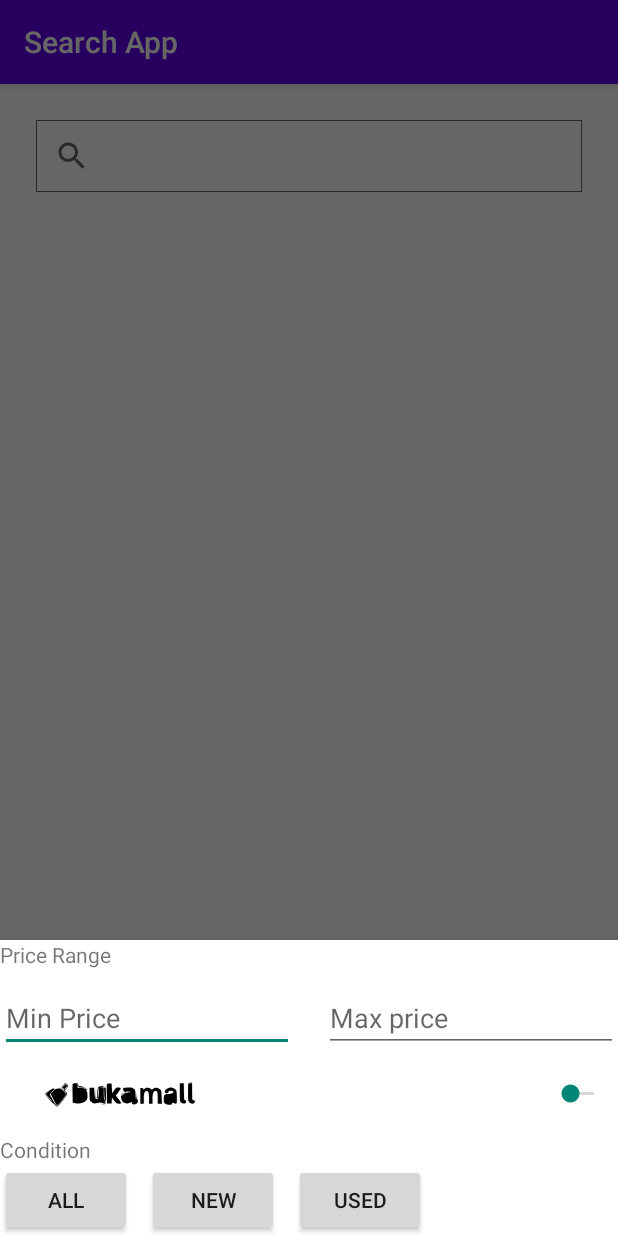
After one commit to hannaiazizah/SimplePagination, an Android app: the FilterFragment screen opened through its navigation route, on a phone screen of 412 x 824 dp. The commit adds this screen. Run offline under Robolectric (Android 15) with nearby library versions, the phone set to English and light mode, and no system bars; our stand-ins replace data binding; 5 statements that could not run were skipped.

Commit message:
update product

```diff
--- a/app/build.gradle
+++ b/app/build.gradle
@@ -14,6 +14,7 @@ android {
         versionName "1.0"
 
         testInstrumentationRunner "androidx.test.runner.AndroidJUnitRunner"
+        vectorDrawables.useSupportLibrary = true
     }
 
     buildTypes {
--- a/app/src/main/AndroidManifest.xml
+++ b/app/src/main/AndroidManifest.xml
@@ -12,7 +12,8 @@
         android:supportsRtl="true"
         android:theme="@style/AppTheme"
         android:name=".MyApplication">
-        <activity android:name=".presentation.MainActivity">
+        <activity android:name=".presentation.MainActivity"
+            android:screenOrientation="portrait">
             <intent-filter>
                 <action android:name="android.intent.action.MAIN" />
 
--- a/app/src/main/java/com/hazizah/simplepagination/data/api/ProductService.kt
+++ b/app/src/main/java/com/hazizah/simplepagination/data/api/ProductService.kt
@@ -16,7 +16,7 @@ interface ProductService {
     @GET("products")
     suspend fun getProducts(
         @Query("keywords") keyword: String,
-        @Query("price_range") price: String? = "0",
+        @Query("price_range") price: String? = "0:0",
         @Query("premium_seller") premiumSeller: Boolean = true,
         @Query("condition") condition: String?,
         @Query("offset") offset: Int? = 0,
@@ -24,12 +24,8 @@ interface ProductService {
     ): Response<ListingData>
 
     class ListingData(
-        @SerializedName("items")
-        val children: List<Product>,
-        @SerializedName("total_count")
-        val totalCount: Int,
-        @SerializedName("incomplete_results")
-        val isComplete: Boolean
+        @SerializedName("data")
+        val children: List<Product>
     )
 
     companion object {
--- a/app/src/main/java/com/hazizah/simplepagination/data/repository/product/ProductDataSource.kt
+++ b/app/src/main/java/com/hazizah/simplepagination/data/repository/product/ProductDataSource.kt
@@ -42,8 +42,8 @@ class ProductDataSource(
             try {
                 val response = service.getProducts(
                         keyword = query,
-                        price = "0",
-                        premiumSeller = true,
+                        price = null,
+                        premiumSeller = false,
                         condition = "new",
                         offset = 0,
                         pageSize = 20
@@ -54,7 +54,7 @@ class ProductDataSource(
                         retry = null
                         val listing = response.body()
                         val users = listing?.children
-                        totalCount.postValue(listing?.totalCount)
+                        totalCount.postValue(200)
                         callback.onResult(users!!, null, 2)
                     }
                     else ->  {
@@ -76,10 +76,10 @@ class ProductDataSource(
             try {
                 val response = service.getProducts(
                     keyword = query,
-                    price = "0",
-                    premiumSeller = true,
+                    price = null,
+                    premiumSeller = false,
                     condition = "new",
-                    offset = 0,
+                    offset = params.key,
                     pageSize = 20
                 )
                 when{
--- a/app/src/main/java/com/hazizah/simplepagination/domain/Product.kt
+++ b/app/src/main/java/com/hazizah/simplepagination/domain/Product.kt
@@ -3,8 +3,13 @@ package com.hazizah.simplepagination.domain
 import com.google.gson.annotations.SerializedName
 
 data class Product(
-    @SerializedName("id") val id: Int,
+    @SerializedName("id") val id: String,
     @SerializedName("name") val productName: String,
     @SerializedName("price") val productPrice: String,
-    @SerializedName("small_urls") val thumbnailUrl: String
+    @SerializedName("images") val images: Images
 )
+
+data class Images(
+    @SerializedName("large_urls") val largeUrl: List<String>,
+    @SerializedName("small_urls") val smallUrl: List<String>
+)
--- /dev/null
+++ b/app/src/main/java/com/hazizah/simplepagination/presentation/FilterFragment.kt
@@ -0,0 +1,39 @@
+package com.hazizah.simplepagination.presentation
+
+import android.os.Bundle
+import android.view.LayoutInflater
+import android.view.View
+import android.view.ViewGroup
+import androidx.core.widget.addTextChangedListener
+import com.google.android.material.bottomsheet.BottomSheetDialogFragment
+import com.hazizah.simplepagination.databinding.FragmentFilterBinding
+
+class FilterFragment : BottomSheetDialogFragment() {
+    private var _viewBinding: FragmentFilterBinding? = null
+    private val viewBinding get() = _viewBinding!!
+
+    override fun onCreateView(
+        inflater: LayoutInflater,
+        container: ViewGroup?,
+        savedInstanceState: Bundle?
+    ): View {
+        _viewBinding = FragmentFilterBinding.inflate(inflater, container, false)
+        return viewBinding.root
+    }
+
+    override fun onViewCreated(view: View, savedInstanceState: Bundle?) {
+        super.onViewCreated(view, savedInstanceState)
+        viewBinding.edtMaxPrice.addTextChangedListener {
+            it?.let {
+
+            }
+        }
+
+
+    }
+
+    override fun onDestroyView() {
+        super.onDestroyView()
+        _viewBinding = null
+    }
+}
--- a/app/src/main/java/com/hazizah/simplepagination/presentation/MainActivity.kt
+++ b/app/src/main/java/com/hazizah/simplepagination/presentation/MainActivity.kt
@@ -1,7 +1,9 @@
 package com.hazizah.simplepagination.presentation
 
+import android.content.Intent
 import androidx.appcompat.app.AppCompatActivity
 import android.os.Bundle
+import android.os.PersistableBundle
 import com.hazizah.simplepagination.R
 
 class MainActivity : AppCompatActivity() {
@@ -9,4 +11,13 @@ class MainActivity : AppCompatActivity() {
         super.onCreate(savedInstanceState)
         setContentView(R.layout.activity_main)
     }
+
+    override fun onActivityResult(requestCode: Int, resultCode: Int, data: Intent?) {
+        super.onActivityResult(requestCode, resultCode, data)
+        if (requestCode ==100) {
+            if (resultCode == 101) {
+                val query = data?.extras?.get("data")
+            }
+        }
+    }
 }
--- a/app/src/main/java/com/hazizah/simplepagination/presentation/UserListFragment.kt
+++ b/app/src/main/java/com/hazizah/simplepagination/presentation/UserListFragment.kt
@@ -6,8 +6,10 @@ import android.view.View
 import android.view.ViewGroup
 import androidx.appcompat.widget.SearchView
 import androidx.fragment.app.Fragment
+import androidx.navigation.fragment.findNavController
 import androidx.recyclerview.widget.DividerItemDecoration
 import androidx.recyclerview.widget.LinearLayoutManager
+import com.hazizah.simplepagination.R
 import com.hazizah.simplepagination.databinding.FragmentUserListBinding
 import com.hazizah.simplepagination.domain.State
 import com.hazizah.simplepagination.presentation.adapter.ProductListAdapter
@@ -100,6 +102,11 @@ class UserListFragment : Fragment() {
                     binding.errorLayout.visibility = View.GONE
                     binding.listUsers.visibility = View.GONE
                     binding.txtNoUserFound.visibility = View.GONE
+                } else {
+                    newText?.let {
+                        viewModel.searchProduct(newText)
+                        hasSubmit = true
+                    }
                 }
                 return false
             }
@@ -112,6 +119,11 @@ class UserListFragment : Fragment() {
                 return false
             }
         })
+
+        binding.btnFilter.setOnClickListener {
+
+           findNavController().navigate(R.id.filterFragment)
+        }
     }
 
     override fun onDestroyView() {
--- a/app/src/main/java/com/hazizah/simplepagination/presentation/UserViewModel.kt
+++ b/app/src/main/java/com/hazizah/simplepagination/presentation/UserViewModel.kt
@@ -1,11 +1,10 @@
 package com.hazizah.simplepagination.presentation
 
-import androidx.lifecycle.LiveData
-import androidx.lifecycle.MutableLiveData
-import androidx.lifecycle.Transformations
-import androidx.lifecycle.ViewModel
+import androidx.lifecycle.*
 import androidx.paging.PagedList
 import com.hazizah.simplepagination.domain.*
+import kotlinx.coroutines.Dispatchers
+import kotlinx.coroutines.launch
 
 class UserViewModel(
     private val userRepository: UserRepository,
@@ -32,6 +31,13 @@ class UserViewModel(
     fun searchProduct(query: String) {
         val data = productRepository.searchProduct(query)
         _productListing.postValue(data)
+
+        viewModelScope.launch(Dispatchers.Main) {
+            suspend fun a1(): Boolean = true
+            suspend fun a2() = 1
+
+
+        }
     }
 
 }
--- /dev/null
+++ b/app/src/main/java/com/hazizah/simplepagination/presentation/adapter/PriceFormatter.kt
@@ -0,0 +1,23 @@
+package com.hazizah.simplepagination.presentation.adapter
+
+import java.math.BigDecimal
+import java.text.DecimalFormat
+import java.text.DecimalFormatSymbols
+
+object PriceFormatter {
+    fun format(input: String): String {
+        return "Rp ${thousandGrouping(BigDecimal(input))}"
+    }
+
+    private fun thousandGrouping(input: BigDecimal): String {
+        val symbols = DecimalFormatSymbols()
+        symbols.decimalSeparator = ','
+        symbols.groupingSeparator = '.'
+
+        val formatter = DecimalFormat.getNumberInstance() as DecimalFormat
+        formatter.decimalFormatSymbols = symbols
+
+        return formatter.format(input)
+    }
+
+}
--- a/app/src/main/java/com/hazizah/simplepagination/presentation/adapter/ProductListAdapter.kt
+++ b/app/src/main/java/com/hazizah/simplepagination/presentation/adapter/ProductListAdapter.kt
@@ -31,7 +31,7 @@ class ProductListAdapter(
 
     override fun onCreateViewHolder(parent: ViewGroup, viewType: Int): RecyclerView.ViewHolder {
         return when(viewType) {
-            DATA_VIEW_TYPE -> UserViewHolder.create(parent)
+            DATA_VIEW_TYPE -> ProductViewHolder.create(parent)
             else -> ListFooterViewHolder.create(retry, parent)
         }
     }
--- a/app/src/main/java/com/hazizah/simplepagination/presentation/adapter/ProductViewHolder.kt
+++ b/app/src/main/java/com/hazizah/simplepagination/presentation/adapter/ProductViewHolder.kt
@@ -14,9 +14,10 @@ class ProductViewHolder(view: View): RecyclerView.ViewHolder(view) {
     fun bind(product: Product?) {
         product?.let {
             itemView.txt_product_name.text = product.productName
+            itemView.txt_product_price.text = PriceFormatter.format(product.productPrice)
             Glide
                 .with(itemView.context)
-                .load(product.thumbnailUrl)
+                .load(product.images.smallUrl[0])
                 .placeholder(R.drawable.placeholder_avatar)
                 .into(itemView.img_product_thumbnail)
         }
--- /dev/null
+++ b/app/src/main/res/drawable/ic_bukamall_logo.xml
@@ -0,0 +1,46 @@
+<vector xmlns:android="http://schemas.android.com/apk/res/android"
+    android:width="300dp"
+    android:height="91dp"
+    android:viewportWidth="300"
+    android:viewportHeight="91">
+  <path
+      android:pathData="M271.3,26.7l3.2,0.6 -3.5,0.6 -3.5,0.6 -0.3,13.6c-0.1,7.5 0.2,14.8 0.8,16.3 2,5.4 11,6.2 11,1 0,-2 -0.4,-2.5 -2.2,-2.2 -2.3,0.3 -2.3,0.3 -2.5,-15.2l-0.1,-15.5 -3.1,-0.3 -3.1,-0.2 3.3,0.7z"
+      android:fillColor="#000000"
+      android:strokeColor="#00000000"/>
+  <path
+      android:pathData="M52.2,31.3c-3.4,3.5 -3.9,5.1 -2.1,6.3 0.7,0.4 0.9,-0 0.5,-1.3 -0.8,-2.5 4.3,-7.6 6.7,-6.7 1,0.3 1.7,1.1 1.7,1.6 0,0.6 -0.7,0.5 -1.6,-0.2 -1.3,-1.1 -1.9,-0.9 -4.2,1.3 -2.5,2.5 -2.5,2.8 -1,4.4 1.6,1.5 1.9,1.4 4.7,-1.6 1.7,-1.8 3.1,-2.9 3.1,-2.4 0,0.5 -1.3,2.1 -2.8,3.6 -2,1.9 -3.5,2.6 -4.8,2.1 -1.2,-0.5 -0.5,0.8 2,3.4 2.4,2.5 3.6,4.6 3.3,5.6 -1.4,3.5 -14.3,19.6 -15.8,19.6 -1.6,-0 -6.4,-7.1 -10.9,-15.9l-2.2,-4.4 4.1,-4.1c2.3,-2.3 4.1,-4.5 4.1,-4.9 0,-0.4 -1.1,-0.7 -2.5,-0.7 -2.5,-0 -11.5,7.2 -11.5,9.2 0,0.6 2.3,3.7 5.1,7 2.9,3.2 5,6.1 4.8,6.3 -0.5,0.5 -10.9,-12 -10.9,-13.1 0,-0.4 1,-1.9 2.3,-3.3l2.2,-2.6 -2.7,2.4c-1.6,1.4 -2.8,2.9 -2.8,3.5 0,1.5 12.6,16.1 13.8,16.1 0.6,-0 2,1.2 3.2,2.7 1.2,1.6 3,2.8 4,2.8 1.8,-0 17,-19.2 17,-21.5 0,-0.7 -1,-2.4 -2.1,-3.9l-2.2,-2.7 3.3,-3.4c2.6,-2.7 3,-3.6 2.1,-5.3 -0.8,-1.6 -3.1,-3.2 -4.5,-3.2 -0.1,-0 -1.6,1.5 -3.4,3.3z"
+      android:fillColor="#000000"
+      android:strokeColor="#00000000"/>
+  <path
+      android:pathData="M68.4,29.3c-0.2,0.7 -0.3,8.2 -0.2,16.7l0.3,15.4 4.5,0.8c7.6,1.4 14,-0 17.7,-3.7 3,-3 3.3,-3.9 3.3,-9.2 0,-3.7 -0.6,-6.7 -1.5,-7.9 -0.8,-1 -1.4,-2.4 -1.4,-2.9 0,-0.6 0.6,-0.1 1.4,0.9 0.8,1.1 1.5,1.5 1.5,1 0,-2.8 -7.4,-7.4 -11.9,-7.4 -2.3,-0 -3.1,-0.5 -3.4,-2.3 -0.3,-1.7 -0.5,-1.5 -0.6,0.8 -0.1,2.9 0.1,3.1 3.3,2.7 3.1,-0.4 10.4,2.3 9.3,3.5 -0.3,0.2 -1.7,-0.3 -3.1,-1.2 -1.9,-1.3 -3.7,-1.6 -6.6,-1.1l-4,0.6 0,-4 0,-4 -4,-0c-2.4,-0 -4.3,0.5 -4.6,1.3z"
+      android:fillColor="#000000"
+      android:strokeColor="#00000000"/>
+  <path
+      android:pathData="M127.5,29.2c-0.3,0.8 -0.4,8.6 -0.3,17.3l0.3,16 4,-0 4,-0 0.3,-4.8 0.3,-4.7 4,5c3.6,4.5 4.3,5 7.9,5 2.4,-0 4,-0.5 4,-1.2 0,-0.6 -2.1,-3.8 -4.6,-7l-4.6,-5.8 4.6,-6.2c2.5,-3.3 4.3,-6.5 4,-6.9 -0.3,-0.5 -2.2,-0.9 -4.3,-0.9 -3.4,-0 -4.1,0.5 -7.2,5l-3.4,5 -0.5,-8.2 -0.5,-8.3 -3.8,-0.3c-2.4,-0.2 -3.9,0.1 -4.2,1z"
+      android:fillColor="#000000"
+      android:strokeColor="#00000000"/>
+  <path
+      android:pathData="M253,43.5c0,14.3 0.2,15.7 2.1,17.6 1.4,1.4 3,1.9 5.2,1.7 2.7,-0.2 3.3,-0.8 3.5,-3.1 0.3,-2.3 0,-2.8 -1.5,-2.5 -1.7,0.3 -1.8,-0.8 -2.1,-14.5l-0.3,-14.7 -3.4,-0 -3.5,-0 0,15.5z"
+      android:fillColor="#000000"
+      android:strokeColor="#00000000"/>
+  <path
+      android:pathData="M125.2,33c-0.2,4.3 -0.2,4.4 -1.8,2.2 -1.1,-1.6 -2.5,-2.2 -5.3,-2.2 -5.8,-0 -7.1,2.1 -7.1,11.8 0,6.5 -0.3,8.2 -1.5,8.2 -1.1,-0 -1.5,-1.9 -1.8,-8.5l-0.3,-8.5 0,8.7c0.1,8.6 0.2,8.8 2.5,8.8 2.4,-0 2.4,-0.1 2.2,-8.7 -0.1,-4.7 0.1,-8.8 0.6,-9.1 0.4,-0.3 0.7,3.6 0.6,8.6 -0.2,9.9 -1.4,12.4 -5,10.1 -1.4,-0.9 -1.9,-3 -2.3,-10l-0.5,-8.9 -4,-0 -4,-0 0,10.7c0,9.8 0.2,10.8 2.3,13.1 3.2,3.4 6.3,4 11.1,2.4 2.3,-0.8 4.5,-1.1 5.3,-0.6 0.7,0.5 2.8,0.9 4.6,0.9 2.9,-0 3.2,-0.3 3.2,-2.9 0,-1.7 -0.4,-3.3 -1,-3.6 -0.6,-0.3 -1,-5 -1,-10.5l0,-9.9 -3.7,-0.4 -3.8,-0.4 4,0.1 4,0.1 0.3,9.5c0.1,5.2 0.7,10.4 1.3,11.6 0.6,1.2 0.9,3.2 0.7,4.5 -0.2,1.9 -1.1,2.5 -4.3,3 -3.6,0.6 -2.2,1.4 1.5,0.9 3.7,-0.4 4.1,-2.2 3.7,-19.1 -0.1,-9 -0.4,-14.4 -0.5,-11.9z"
+      android:fillColor="#000000"
+      android:strokeColor="#00000000"/>
+  <path
+      android:pathData="M156.8,35.7c-2.2,0.6 -2.3,3.1 -0.2,6.1 1.5,2.1 4.2,3.2 2.9,1.2 -0.4,-0.6 1.2,-1 3.9,-1 2.6,-0 4.6,0.5 4.6,1.1 0,0.5 -0.4,0.8 -0.8,0.5 -0.4,-0.2 -2.9,-0 -5.5,0.6 -3.2,0.6 -5.4,1.9 -7.2,4 -1.4,1.6 -2.5,2.4 -2.5,1.8 0,-0.6 1.2,-2.3 2.8,-3.7 2.2,-2.1 2.3,-2.4 0.5,-1.4 -3.2,1.7 -4.3,4.2 -3.4,8.2 1.2,5.5 2.8,7.7 6.5,8.9 2.8,0.9 4.2,0.8 7.1,-0.4 3.7,-1.6 6.1,-1.3 5,0.5 -0.4,0.5 0.6,1.4 2.1,2 2.3,0.8 3.3,0.6 5.3,-0.9 3,-2.2 3.7,-4.6 2.2,-7.6 -0.6,-1.1 -1.2,-4.6 -1.4,-7.6 -0.3,-4.4 -0.4,-4.2 -0.3,1.3 0.1,9.5 -1.1,8.4 -1.6,-1.4 -0.3,-7.4 -0.6,-8.3 -3.1,-10.5 -2.4,-2 -3.8,-2.4 -9,-2.3 -3.4,0.1 -7,0.3 -7.9,0.6z"
+      android:fillColor="#000000"
+      android:strokeColor="#00000000"/>
+  <path
+      android:pathData="M195,35.7c-0.8,0.3 -2.3,1.3 -3.3,2.2 -1.5,1.3 -1.8,1.3 -1.5,0.1 0.2,-1 -0.6,-1.6 -2.4,-1.8l-2.8,-0.3 0,13.5 0,13.6 3,-0 3,-0 0,-8.8c0,-9.4 1.4,-13.2 5,-13.2 3,-0 4,3.2 4,12.9l0,9.1 3,-0 3,-0 0,-8.3c0,-8.7 1.4,-13 4.3,-13.5 3.8,-0.8 4.7,1.5 4.7,11.9l0,9.9 3.6,-0 3.6,-0 -0.4,-11c-0.3,-10.4 -0.4,-11.1 -3,-13.7 -3.3,-3.3 -8.6,-3.7 -11.8,-0.8 -1.8,1.6 -2.2,1.7 -3.7,0.2 -2.1,-1.8 -6.2,-2.8 -8.3,-2z"
+      android:fillColor="#000000"
+      android:strokeColor="#00000000"/>
+  <path
+      android:pathData="M234.5,35.7c-5.2,1.4 -9.2,6.6 -6.4,8.4 2.4,1.5 4.6,1 5.2,-1.1 0.7,-2.6 7.1,-2.9 8.1,-0.4 0.4,0.9 0.5,1.8 0.3,2 -0.7,0.7 -10.9,2.4 -11.7,1.9 -0.4,-0.2 -1.6,0.2 -2.6,1 -1.5,1 -1.9,2.7 -2,7.5 -0.1,5.6 0.1,6.2 2.7,8.1 3.4,2.4 11.4,2.4 11.4,-0 0,-1.8 2.1,-2.6 3,-1.2 0.3,0.6 1.7,1.1 3.1,1.1 2.4,-0 2.4,-0 2.4,-10.6 0,-5.8 -0.5,-11.4 -1.1,-12.6 -0.6,-1.1 -2.6,-2.6 -4.4,-3.4 -3.5,-1.4 -4.6,-1.5 -8,-0.7z"
+      android:fillColor="#000000"
+      android:strokeColor="#00000000"/>
+  <path
+      android:pathData="M34.7,41.7l-4.3,4.4 5,10c3.4,6.6 5.6,9.8 6.6,9.7 1.7,-0.4 15,-17.4 15,-19.2 0,-0.7 -2,-3.1 -4.3,-5.4 -4,-3.9 -4.8,-4.3 -9,-4.1 -3.9,0.2 -5.2,0.9 -9,4.6z"
+      android:fillColor="#000000"
+      android:strokeColor="#00000000"/>
+</vector>
--- /dev/null
+++ b/app/src/main/res/layout/fragment_filter.xml
@@ -0,0 +1,92 @@
+<?xml version="1.0" encoding="utf-8"?>
+<androidx.constraintlayout.widget.ConstraintLayout xmlns:android="http://schemas.android.com/apk/res/android"
+    xmlns:app="http://schemas.android.com/apk/res-auto"
+    xmlns:tools="http://schemas.android.com/tools"
+    android:layout_width="match_parent"
+    android:layout_height="wrap_content"
+    android:layout_margin="16dp"
+    tools:context=".presentation.FilterFragment">
+
+    <TextView
+        android:id="@+id/txt_price_range_title"
+        android:layout_width="wrap_content"
+        android:layout_height="wrap_content"
+        android:text="Price Range"
+        app:layout_constraintStart_toStartOf="parent"
+        app:layout_constraintTop_toTopOf="parent" />
+
+    <EditText
+        android:id="@+id/edt_min_price"
+        android:layout_width="0dp"
+        android:layout_height="wrap_content"
+        android:layout_marginTop="10dp"
+        android:layout_marginEnd="10dp"
+        android:hint="Min Price"
+        android:inputType="number"
+        app:layout_constraintEnd_toStartOf="@id/edt_max_price"
+        app:layout_constraintStart_toStartOf="parent"
+        app:layout_constraintTop_toBottomOf="@id/txt_price_range_title"
+        tools:ignore="Autofill" />
+
+    <EditText
+        android:id="@+id/edt_max_price"
+        android:layout_width="0dp"
+        android:layout_height="wrap_content"
+        android:layout_marginStart="10dp"
+        android:hint="Max price"
+        app:layout_constraintEnd_toEndOf="parent"
+        app:layout_constraintStart_toEndOf="@id/edt_min_price"
+        app:layout_constraintTop_toTopOf="@id/edt_min_price" />
+
+    <ImageView
+        android:id="@+id/img_bukamall"
+        android:layout_width="160dp"
+        android:layout_height="35dp"
+        android:layout_marginTop="10dp"
+        app:layout_constraintStart_toStartOf="@id/edt_min_price"
+        app:layout_constraintTop_toBottomOf="@id/edt_min_price"
+        app:srcCompat="@drawable/ic_bukamall_logo" />
+
+    <SeekBar
+        android:id="@+id/tgb_bukamall"
+        android:layout_width="wrap_content"
+        android:layout_height="wrap_content"
+        app:layout_constraintBottom_toBottomOf="@id/img_bukamall"
+        app:layout_constraintEnd_toEndOf="parent"
+        app:layout_constraintTop_toTopOf="@id/img_bukamall" />
+
+    <TextView
+        android:id="@+id/txt_condition"
+        android:layout_width="wrap_content"
+        android:layout_height="wrap_content"
+        android:layout_marginTop="10dp"
+        android:text="Condition"
+        app:layout_constraintStart_toStartOf="@id/img_bukamall"
+        app:layout_constraintTop_toBottomOf="@id/img_bukamall" />
+
+    <androidx.appcompat.widget.AppCompatButton
+        android:id="@+id/btn_all"
+        android:layout_width="0dp"
+        android:layout_height="wrap_content"
+        android:text="All"
+        app:layout_constraintStart_toStartOf="parent"
+        app:layout_constraintTop_toBottomOf="@id/txt_condition" />
+
+    <androidx.appcompat.widget.AppCompatButton
+        android:id="@+id/btn_new"
+        android:layout_width="0dp"
+        android:layout_height="wrap_content"
+        android:layout_marginStart="10dp"
+        android:text="New"
+        app:layout_constraintStart_toEndOf="@id/btn_all"
+        app:layout_constraintTop_toTopOf="@id/btn_all" />
+
+    <androidx.appcompat.widget.AppCompatButton
+        android:id="@+id/btn_used"
+        android:layout_width="0dp"
+        android:layout_height="wrap_content"
+        android:layout_marginStart="10dp"
+        android:text="Used"
+        app:layout_constraintStart_toEndOf="@id/btn_new"
+        app:layout_constraintTop_toTopOf="@id/btn_new" />
+</androidx.constraintlayout.widget.ConstraintLayout>
--- a/app/src/main/res/layout/fragment_user_list.xml
+++ b/app/src/main/res/layout/fragment_user_list.xml
@@ -75,8 +75,19 @@
             android:layout_height="wrap_content"
             android:layout_marginTop="16dp"
             android:scrollbars="vertical"
+            app:spanCount="2"
+            tools:listitem="@layout/item_product"
             app:layout_constraintTop_toBottomOf="@id/view_search"
-            app:layoutManager="androidx.recyclerview.widget.LinearLayoutManager"/>
+            app:layoutManager="androidx.recyclerview.widget.GridLayoutManager"/>
+
+        <androidx.appcompat.widget.AppCompatButton
+            android:layout_width="wrap_content"
+            android:layout_height="wrap_content"
+            app:layout_constraintBottom_toBottomOf="parent"
+            app:layout_constraintEnd_toEndOf="parent"
+            app:layout_constraintStart_toStartOf="parent"
+            android:id="@+id/btn_filter"
+            android:text="FILTER"/>
     </androidx.constraintlayout.widget.ConstraintLayout>
 
 </layout>
--- a/app/src/main/res/layout/item_product.xml
+++ b/app/src/main/res/layout/item_product.xml
@@ -3,13 +3,13 @@
     xmlns:app="http://schemas.android.com/apk/res-auto"
     xmlns:tools="http://schemas.android.com/tools"
     android:layout_width="wrap_content"
+    android:layout_margin="12dp"
     android:layout_height="wrap_content">
 
     <ImageView
         android:id="@+id/img_product_thumbnail"
         android:layout_width="150dp"
         android:layout_height="150dp"
-        android:layout_marginStart="8dp"
         android:scaleType="fitCenter"
         app:layout_constraintStart_toStartOf="parent"
         app:layout_constraintTop_toTopOf="parent"
--- a/app/src/main/res/navigation/main_nav_graph.xml
+++ b/app/src/main/res/navigation/main_nav_graph.xml
@@ -7,5 +7,14 @@
     <fragment
         android:id="@+id/pagedListFragment"
         android:name="com.hazizah.simplepagination.presentation.UserListFragment"
-        android:label="Paged List"/>
+        android:label="Paged List">
+
+        <action
+            android:id="@+id/action_to_filterFragment"
+            app:destination="@id/filterFragment"/>
+    </fragment>
+
+    <dialog
+        android:id="@+id/filterFragment"
+        android:name="com.hazizah.simplepagination.presentation.FilterFragment"/>
 </navigation>
--- a/app/src/main/res/values/strings.xml
+++ b/app/src/main/res/values/strings.xml
@@ -1,5 +1,5 @@
 <resources>
-    <string name="app_name">Github User Finder</string>
+    <string name="app_name">Search App</string>
     <string name="tap_to_retry">Tap to retry.</string>
     <string name="search">Search product here…</string>
     <string name="failed_to_get_data">Failed to get data.</string>
```
